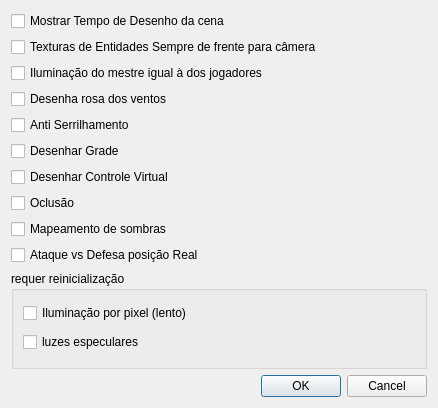
The window that ifg/qt/ui/opcoes.ui (matferib/tabuleiro-virtual) describes before a commit, drawn with Qt 5.
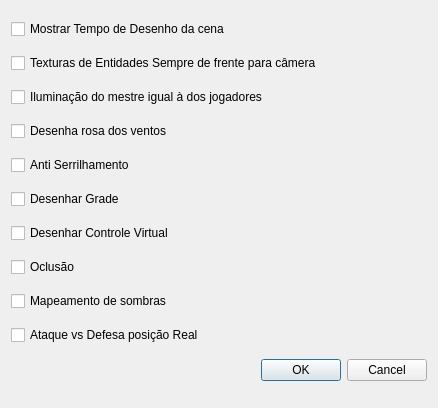
The same window after the commit.

Commit message: tirei opcoes de shader

```diff
--- a/ifg/qt/ui/opcoes.ui
+++ b/ifg/qt/ui/opcoes.ui
@@ -84,29 +84,6 @@
      </property>
     </widget>
    </item>
-   <item>
-    <widget class="QGroupBox" name="groupBox">
-     <property name="title">
-      <string>requer reinicialização</string>
-     </property>
-     <layout class="QVBoxLayout" name="verticalLayout_2">
-      <item>
-       <widget class="QCheckBox" name="checkbox_iluminacao_por_pixel">
-        <property name="text">
-         <string>Iluminação por pixel (lento)</string>
-        </property>
-       </widget>
-      </item>
-      <item>
-       <widget class="QCheckBox" name="checkbox_luzes_especulares">
-        <property name="text">
-         <string>luzes especulares</string>
-        </property>
-       </widget>
-      </item>
-     </layout>
-    </widget>
-   </item>
    <item>
     <widget class="QDialogButtonBox" name="buttonBox">
      <property name="orientation">
```
The commit also changes 9 other files.
